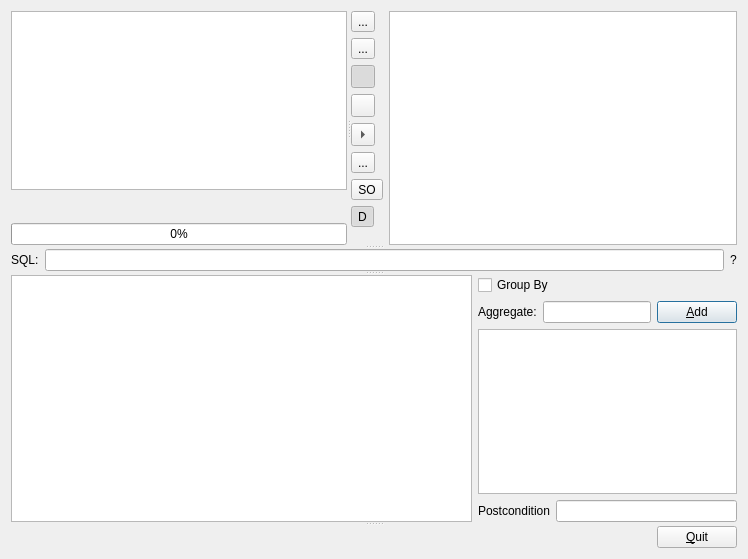
Old version of the form dialogrelation.ui in the repository gthom/gapQBE.
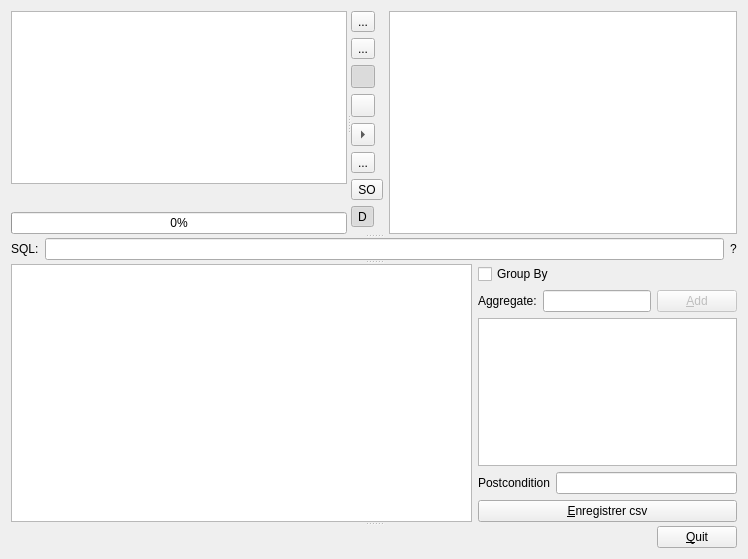
New version of the form. Icons and pictures are not drawn. Custom widgets are drawn as their Qt base class.

Commit message: ajout de l'export du résultat au format csv sinon disble du bouton ajouter agrégat qd la zone de saisie est vide

```diff
--- a/dialogrelation.ui
+++ b/dialogrelation.ui
@@ -304,6 +304,9 @@
            </item>
            <item>
             <widget class="QPushButton" name="pushButtonAddAgregate">
+             <property name="enabled">
+              <bool>false</bool>
+             </property>
              <property name="text">
               <string>&amp;Add</string>
              </property>
@@ -336,6 +339,13 @@
            </item>
           </layout>
          </item>
+         <item>
+          <widget class="QPushButton" name="pushButtonExportCsv">
+           <property name="text">
+            <string>&amp;Enregistrer csv</string>
+           </property>
+          </widget>
+         </item>
         </layout>
        </item>
       </layout>
```
The commit also changes 5 other files.
